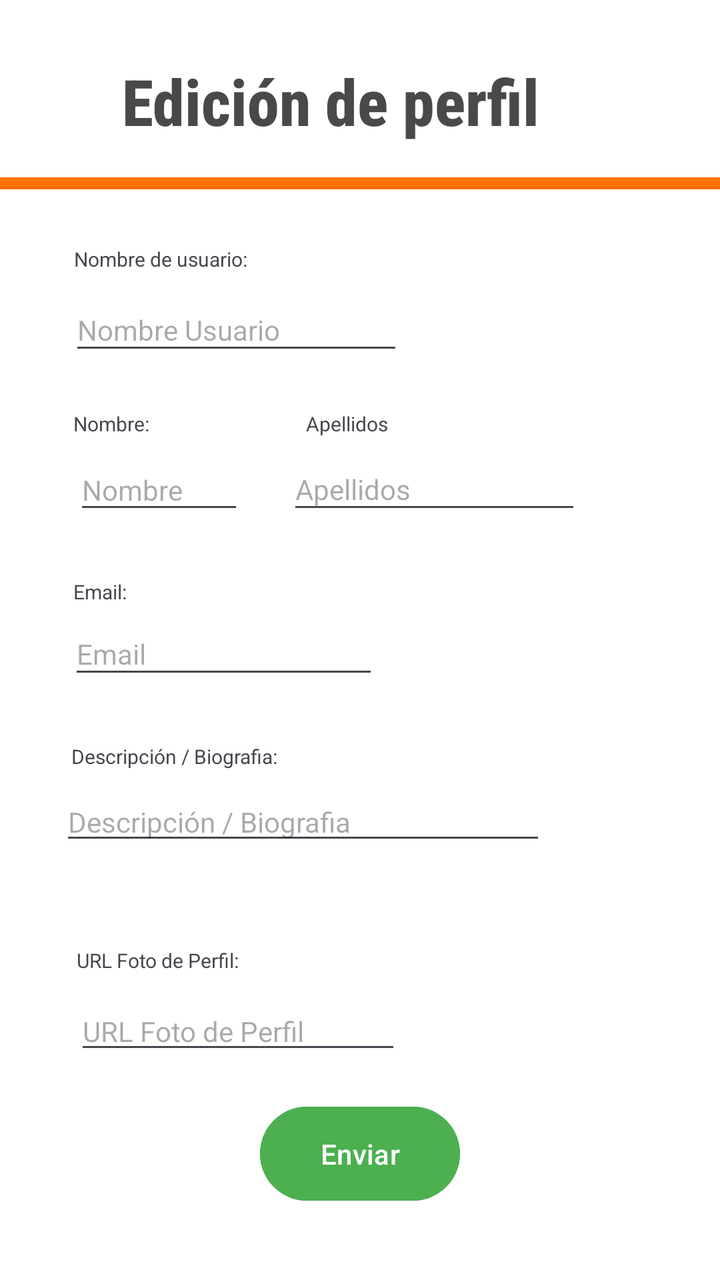
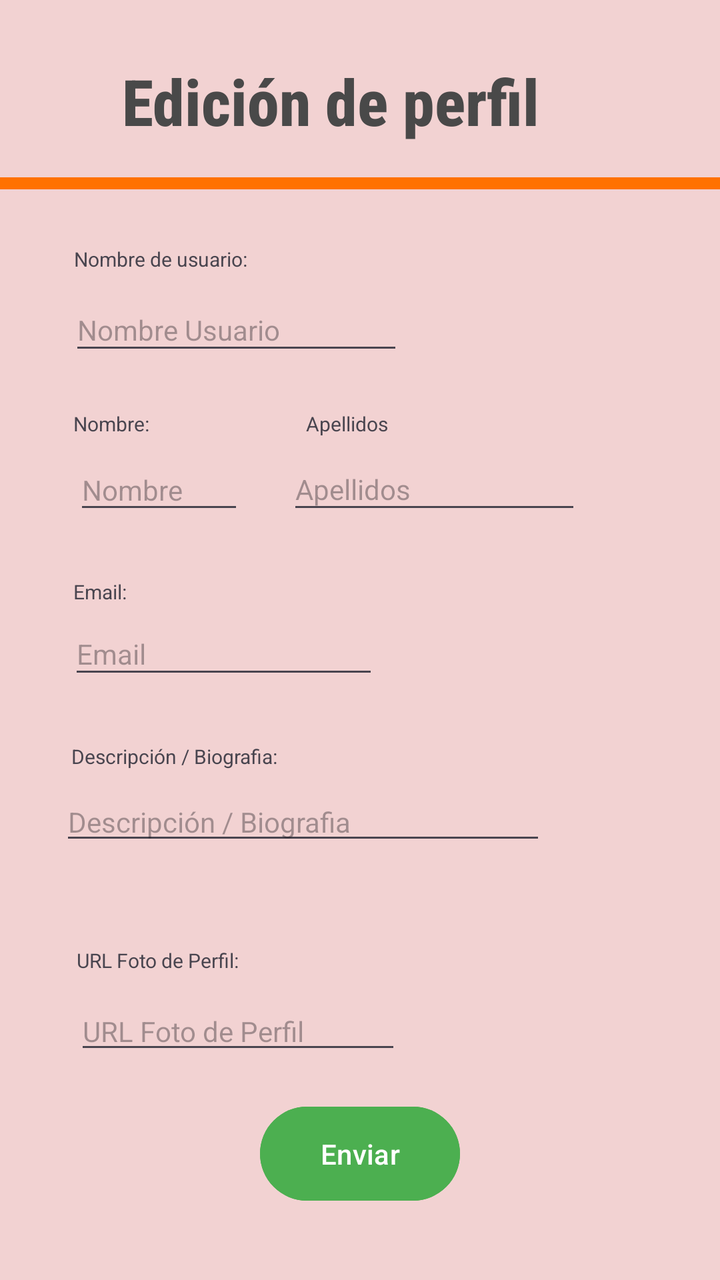

Compare the two renders of this Android layout. The source of the first and the diff that turns it into the second are given below.
<!-- AndroidManifest.xml: application theme Theme.PerfilUsuari -->
<!-- res/layout/activity_main.xml -->
<?xml version="1.0" encoding="utf-8"?>
<androidx.constraintlayout.widget.ConstraintLayout xmlns:android="http://schemas.android.com/apk/res/android"
    xmlns:app="http://schemas.android.com/apk/res-auto"
    xmlns:tools="http://schemas.android.com/tools"
    android:id="@+id/main"
    android:layout_width="match_parent"
    android:layout_height="match_parent"
    android:background="#FFFFFF"
    tools:context=".MainActivity">

    <TextView
        android:id="@+id/Titulo"
        android:layout_width="222dp"
        android:layout_height="74dp"
        android:fontFamily="sans-serif-condensed-medium"
        android:text="Edición de perfil"
        android:textColor="#494949"
        android:textSize="32sp"
        android:textStyle="bold"
        app:layout_constraintBottom_toBottomOf="parent"
        app:layout_constraintEnd_toEndOf="parent"
        app:layout_constraintHorizontal_bias="0.443"
        app:layout_constraintStart_toStartOf="parent"
        app:layout_constraintTop_toTopOf="parent"
        app:layout_constraintVertical_bias="0.051" />

    <EditText
        android:id="@+id/etApellidos"
        android:layout_width="147dp"
        android:layout_height="38dp"
        android:ems="10"
        android:hint="Apellidos"
        android:inputType="text"
        android:textSize="14sp"
        app:layout_constraintBottom_toBottomOf="parent"
        app:layout_constraintEnd_toEndOf="parent"
        app:layout_constraintHorizontal_bias="0.674"
        app:layout_constraintStart_toStartOf="parent"
        app:layout_constraintTop_toTopOf="parent"
        app:layout_constraintVertical_bias="0.372" />

    <EditText
        android:id="@+id/etEmail"
        android:layout_width="155dp"
        android:layout_height="38dp"
        android:ems="10"
        android:hint="Email"
        android:inputType="textEmailAddress"
        android:textSize="14sp"
        app:layout_constraintBottom_toBottomOf="parent"
        app:layout_constraintEnd_toEndOf="parent"
        app:layout_constraintHorizontal_bias="0.167"
        app:layout_constraintStart_toStartOf="parent"
        app:layout_constraintTop_toTopOf="parent"
        app:layout_constraintVertical_bias="0.509" />

    <TextView
        android:id="@+id/tvApellidos"
        android:layout_width="43dp"
        android:layout_height="14dp"
        android:text="Apellidos:"
        android:textSize="10sp"
        app:layout_constraintBottom_toTopOf="@+id/etApellidos"
        app:layout_constraintEnd_toEndOf="parent"
        app:layout_constraintHorizontal_bias="0.483"
        app:layout_constraintStart_toStartOf="parent"
        app:layout_constraintTop_toTopOf="parent"
        app:layout_constraintVertical_bias="0.976" />

    <EditText
        android:id="@+id/etNombre"
        android:layout_width="85dp"
        android:layout_height="37dp"
        android:ems="10"
        android:hint='Nombre'
        android:inputType="text"
        android:textSize="14sp"
        app:layout_constraintBottom_toBottomOf="parent"
        app:layout_constraintEnd_toEndOf="parent"
        app:layout_constraintHorizontal_bias="0.134"
        app:layout_constraintStart_toStartOf="parent"
        app:layout_constraintTop_toTopOf="parent"
        app:layout_constraintVertical_bias="0.373" />

    <EditText
        android:id="@+id/etNomUser"
        android:layout_width="167dp"
        android:layout_height="38dp"
        android:ems="10"
        android:hint="Nombre Usuario"
        android:inputType="text"
        android:textSize="14sp"
        app:layout_constraintBottom_toBottomOf="parent"
        app:layout_constraintEnd_toEndOf="parent"
        app:layout_constraintHorizontal_bias="0.18"
        app:layout_constraintStart_toStartOf="parent"
        app:layout_constraintTop_toTopOf="parent"
        app:layout_constraintVertical_bias="0.24" />

    <TextView
        android:id="@+id/tvNomUser"
        android:layout_width="wrap_content"
        android:layout_height="wrap_content"
        android:layout_marginBottom="8dp"
        android:text="Nombre de usuario:"
        android:textSize="10sp"
        app:layout_constraintBottom_toTopOf="@+id/etNomUser"
        app:layout_constraintEnd_toEndOf="parent"
        app:layout_constraintHorizontal_bias="0.135"
        app:layout_constraintStart_toStartOf="parent"
        app:layout_constraintTop_toTopOf="parent"
        app:layout_constraintVertical_bias="1.0" />

    <TextView
        android:id="@+id/tvEmail"
        android:layout_width="40dp"
        android:layout_height="11dp"
        android:text="Email:"
        android:textSize="10sp"
        app:layout_constraintBottom_toTopOf="@+id/etEmail"
        app:layout_constraintEnd_toEndOf="parent"
        app:layout_constraintHorizontal_bias="0.115"
        app:layout_constraintStart_toStartOf="parent"
        app:layout_constraintTop_toTopOf="parent"
        app:layout_constraintVertical_bias="0.979" />

    <TextView
        android:id="@+id/tvNombre"
        android:layout_width="51dp"
        android:layout_height="13dp"
        android:text="Nombre:"
        android:textSize="10sp"
        app:layout_constraintBottom_toTopOf="@+id/etNombre"
        app:layout_constraintEnd_toEndOf="parent"
        app:layout_constraintHorizontal_bias="0.119"
        app:layout_constraintStart_toStartOf="parent"
        app:layout_constraintTop_toTopOf="parent"
        app:layout_constraintVertical_bias="0.967" />

    <TextView
        android:id="@+id/tvBio"
        android:layout_width="wrap_content"
        android:layout_height="wrap_content"
        android:text="Descripción / Biografia:"
        android:textSize="10sp"
        app:layout_constraintBottom_toTopOf="@+id/etBio"
        app:layout_constraintEnd_toEndOf="parent"
        app:layout_constraintHorizontal_bias="0.139"
        app:layout_constraintStart_toStartOf="parent"
        app:layout_constraintTop_toTopOf="parent"
        app:layout_constraintVertical_bias="0.983" />

    <EditText
        android:id="@+id/etBio"
        android:layout_width="243dp"
        android:layout_height="36dp"
        android:ems="10"
        android:hint="Descripción / Biografia"
        android:inputType="text"
        android:textSize="14sp"
        app:layout_constraintBottom_toBottomOf="parent"
        app:layout_constraintEnd_toEndOf="parent"
        app:layout_constraintHorizontal_bias="0.255"
        app:layout_constraintStart_toStartOf="parent"
        app:layout_constraintTop_toTopOf="parent"
        app:layout_constraintVertical_bias="0.648" />

    <Button
        android:id="@+id/Enviar"
        android:layout_width="100dp"
        android:layout_height="55dp"
        android:backgroundTint="#4CAF50"
        android:text="Enviar"
        app:layout_constraintBottom_toBottomOf="parent"
        app:layout_constraintEnd_toEndOf="parent"
        app:layout_constraintHorizontal_bias="0.5"
        app:layout_constraintStart_toStartOf="parent"
        app:layout_constraintTop_toTopOf="parent"
        app:layout_constraintVertical_bias="0.939" />

    <TextView
        android:id="@+id/tvUrl"
        android:layout_width="wrap_content"
        android:layout_height="wrap_content"
        android:text="URL Foto de Perfil:"
        android:textSize="10sp"
        app:layout_constraintBottom_toTopOf="@+id/etUrl"
        app:layout_constraintEnd_toEndOf="parent"
        app:layout_constraintHorizontal_bias="0.138"
        app:layout_constraintStart_toStartOf="parent"
        app:layout_constraintTop_toTopOf="parent"
        app:layout_constraintVertical_bias="0.981" />

    <EditText
        android:id="@+id/etUrl"
        android:layout_width="wrap_content"
        android:layout_height="wrap_content"
        android:ems="10"
        android:hint="URL Foto de Perfil"
        android:inputType="text"
        android:textSize="14sp"
        app:layout_constraintBottom_toBottomOf="parent"
        app:layout_constraintEnd_toEndOf="parent"
        app:layout_constraintHorizontal_bias="0.19"
        app:layout_constraintStart_toStartOf="parent"
        app:layout_constraintTop_toTopOf="parent"
        app:layout_constraintVertical_bias="0.821" />

    <LinearLayout
        android:layout_width="415dp"
        android:layout_height="6dp"
        android:background="#FF7100"
        android:orientation="vertical"
        app:layout_constraintBottom_toBottomOf="parent"
        app:layout_constraintEnd_toEndOf="parent"
        app:layout_constraintHorizontal_bias="1.0"
        app:layout_constraintStart_toStartOf="parent"
        app:layout_constraintTop_toTopOf="parent"
        app:layout_constraintVertical_bias="0.14"></LinearLayout>

</androidx.constraintlayout.widget.ConstraintLayout>
<!-- resources referenced by this layout -->
<resources>
  <style name="Theme.PerfilUsuari" parent="Base.Theme.PerfilUsuari" />
  <style name="Base.Theme.PerfilUsuari" parent="Theme.Material3.DayNight.NoActionBar">
          
          
      </style>
</resources>

<!-- the commit's change to res/layout/activity_main.xml (unified diff, before → after) -->
@@ -5,7 +5,7 @@
     android:id="@+id/main"
     android:layout_width="match_parent"
     android:layout_height="match_parent"
-    android:background="#FFFFFF"
+    android:background="#F2D2D2"
     tools:context=".MainActivity">
 
     <TextView
